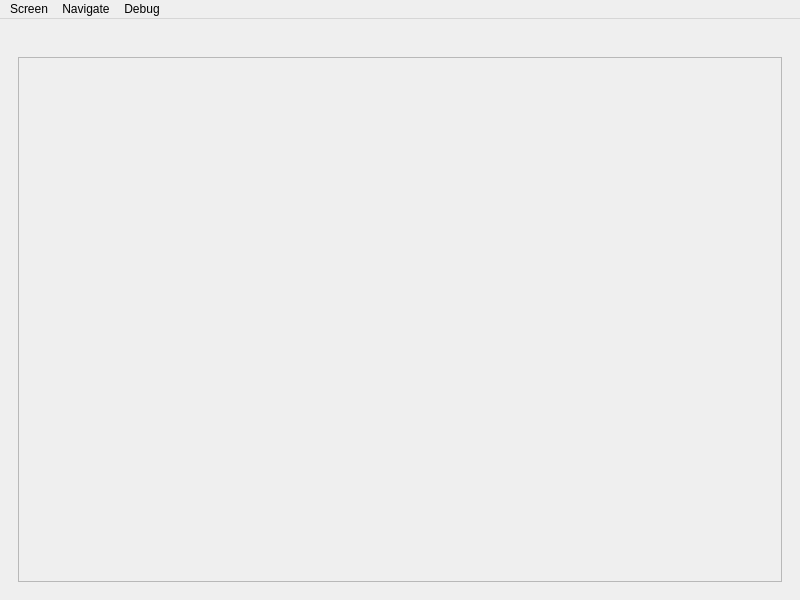
Before: the Qt Designer form speedtype.ui in deadlytoah/mvp, drawn with Qt 5.
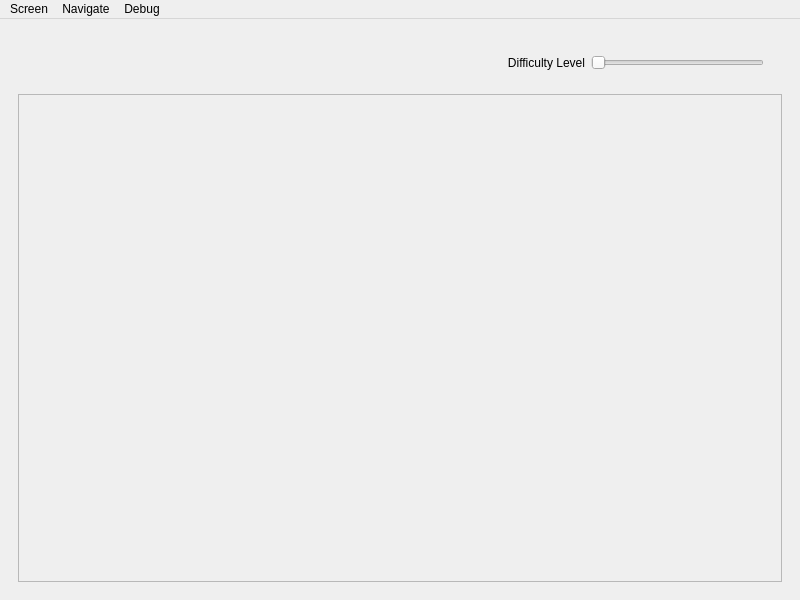
After: the same form once the commit is applied.

Commit message: Add slider to adjust the difficulty level.

```diff
--- a/speedtype.ui
+++ b/speedtype.ui
@@ -19,6 +19,9 @@
      <widget class="QWidget" name="widget" native="true">
       <layout class="QVBoxLayout" name="verticalLayout_2">
        <item>
+        <widget class="QWidget" name="widget_2" native="true">
+         <layout class="QHBoxLayout" name="horizontalLayout_2">
+          <item>
         <widget class="QLabel" name="title">
          <property name="sizePolicy">
           <sizepolicy hsizetype="Preferred" vsizetype="Fixed">
@@ -32,7 +35,51 @@
         </widget>
        </item>
        <item>
-        <widget class="QScrollArea" name="scrollArea">
+           <widget class="QWidget" name="widget_3" native="true">
+            <layout class="QHBoxLayout" name="horizontalLayout_3">
+             <item>
+              <widget class="QLabel" name="label">
+               <property name="sizePolicy">
+                <sizepolicy hsizetype="Minimum" vsizetype="Preferred">
+                 <horstretch>0</horstretch>
+                 <verstretch>0</verstretch>
+                </sizepolicy>
+               </property>
+               <property name="text">
+                <string>Difficulty Level</string>
+               </property>
+               <property name="alignment">
+                <set>Qt::AlignRight|Qt::AlignTrailing|Qt::AlignVCenter</set>
+               </property>
+              </widget>
+             </item>
+             <item>
+              <widget class="QSlider" name="difficulty_level">
+               <property name="sizePolicy">
+                <sizepolicy hsizetype="Preferred" vsizetype="Fixed">
+                 <horstretch>0</horstretch>
+                 <verstretch>0</verstretch>
+                </sizepolicy>
+               </property>
+               <property name="minimum">
+                <number>0</number>
+               </property>
+               <property name="maximum">
+                <number>4</number>
+               </property>
+               <property name="orientation">
+                <enum>Qt::Horizontal</enum>
+               </property>
+              </widget>
+             </item>
+            </layout>
+           </widget>
+          </item>
+         </layout>
+        </widget>
+       </item>
+       <item>
+        <widget class="QScrollArea" name="scroll_area">
          <property name="verticalScrollBarPolicy">
           <enum>Qt::ScrollBarAsNeeded</enum>
          </property>
@@ -48,7 +95,7 @@
             <x>0</x>
             <y>0</y>
             <width>750</width>
-            <height>502</height>
+            <height>448</height>
            </rect>
           </property>
          </widget>
```
Lines whose indentation alone changed are shown as unchanged. The commit also changes 2 other files.
